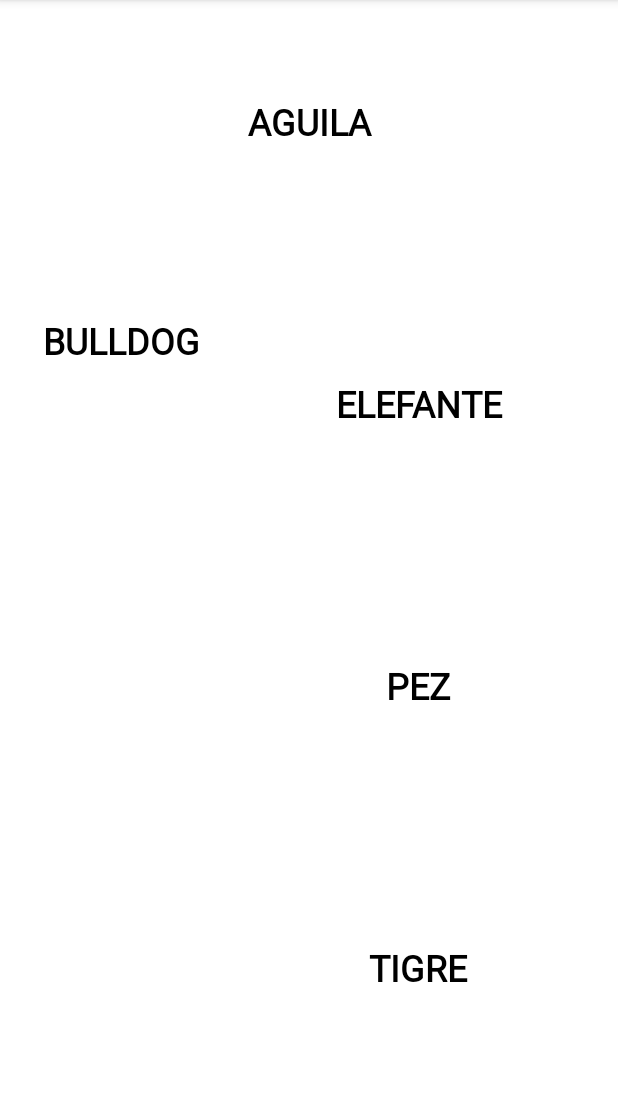
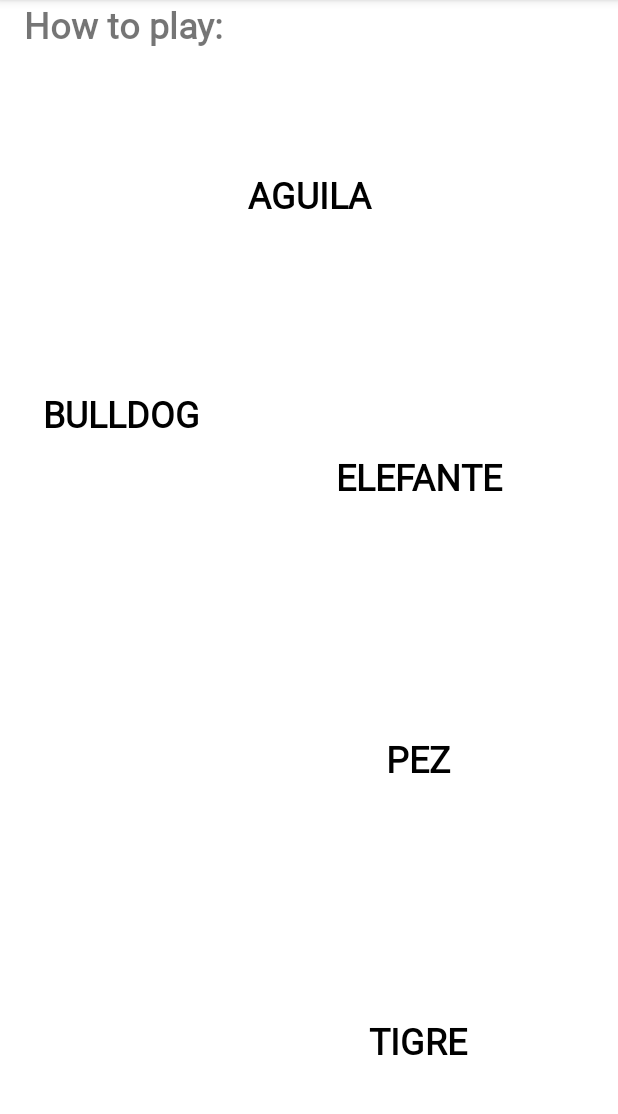
Before and after one commit to antorpo/compumovil_2021-1, an Android app: the screen it shows after launch (MainActivity), on a phone screen of 412 x 824 dp, the part 84-1198 px from its top. Run offline under Robolectric (Android 15) with nearby library versions, the phone set to English and light mode, and no system bars.

```diff
--- a/codelab_01/ColorMyViews/app/src/main/res/layout/activity_main.xml
+++ b/codelab_01/ColorMyViews/app/src/main/res/layout/activity_main.xml
@@ -6,6 +6,14 @@
     android:layout_width="match_parent"
     android:layout_height="match_parent"
     tools:context=".MainActivity">
+
+    <!--
+        Todas los Views en un ConstraintLayout necesitan tener constraints verticales y horizontales porque
+        de lo contrario la vista saltara hacia un lado del Layout Parent al no estar definida su alineacion
+        en alguno de los ejes con respecto a otro View, el Layout Parent o un Linea Guia.
+
+        https://developer.android.com/training/constraint-layout?hl=es-419
+    -->
 
     <TextView
         android:id="@+id/box_one_text"
@@ -16,11 +24,11 @@
         android:layout_marginTop="@dimen/margin_wide"
         android:layout_marginEnd="@dimen/margin_wide"
         android:fontFamily="@font/roboto"
+        android:gravity="bottom"
         android:text="@string/box_one"
         app:layout_constraintLeft_toLeftOf="parent"
         app:layout_constraintRight_toRightOf="parent"
-        app:layout_constraintTop_toTopOf="parent"
-        android:gravity="center" />
+        app:layout_constraintTop_toTopOf="parent" />
 
     <TextView
         android:id="@+id/box_two_text"
@@ -29,7 +37,7 @@
         android:layout_height="130dp"
         android:layout_marginStart="16dp"
         android:layout_marginTop="16dp"
-        android:gravity="center"
+        android:gravity="bottom"
         android:text="@string/box_two"
         app:layout_constraintStart_toStartOf="parent"
         app:layout_constraintTop_toBottomOf="@+id/box_one_text" />
@@ -42,12 +50,12 @@
         android:layout_height="130dp"
         android:layout_marginStart="@dimen/margin_wide"
         android:layout_marginEnd="@dimen/margin_wide"
+        android:gravity="bottom"
         android:text="@string/box_three"
         app:layout_constraintBottom_toTopOf="@+id/box_four_text"
         app:layout_constraintEnd_toEndOf="parent"
         app:layout_constraintStart_toEndOf="@+id/box_two_text"
-        app:layout_constraintTop_toTopOf="@+id/box_two_text"
-        android:gravity="center" />
+        app:layout_constraintTop_toTopOf="@+id/box_two_text" />
 
     <TextView
         android:id="@+id/box_four_text"
@@ -55,15 +63,15 @@
         android:layout_width="130dp"
         android:layout_height="130dp"
         android:layout_marginStart="@dimen/margin_wide"
+        android:layout_marginTop="@dimen/margin_wide"
         android:layout_marginEnd="@dimen/margin_wide"
-        android:layout_marginTop="@dimen/margin_wide"
         android:layout_marginBottom="@dimen/margin_wide"
+        android:gravity="bottom"
         android:text="@string/box_four"
         app:layout_constraintBottom_toTopOf="@+id/box_five_text"
         app:layout_constraintEnd_toEndOf="parent"
         app:layout_constraintStart_toEndOf="@+id/box_two_text"
-        app:layout_constraintTop_toBottomOf="@+id/box_three_text"
-        android:gravity="center" />
+        app:layout_constraintTop_toBottomOf="@+id/box_three_text" />
 
     <TextView
         android:id="@+id/box_five_text"
@@ -73,11 +81,23 @@
         android:layout_marginStart="@dimen/margin_wide"
         android:layout_marginEnd="@dimen/margin_wide"
         android:layout_marginBottom="16dp"
+        android:gravity="bottom"
         android:text="@string/box_five"
         app:layout_constraintBottom_toBottomOf="parent"
         app:layout_constraintEnd_toEndOf="parent"
         app:layout_constraintStart_toEndOf="@+id/box_two_text"
-        app:layout_constraintTop_toBottomOf="@+id/box_four_text"
-        android:gravity="center" />
+        app:layout_constraintTop_toBottomOf="@+id/box_four_text" />
+
+    <TextView
+        android:id="@+id/label_text"
+        android:layout_width="wrap_content"
+        android:layout_height="wrap_content"
+        android:layout_marginStart="@dimen/margin_wide"
+        android:fontFamily="@font/roboto"
+        android:text="@string/how_to_play"
+        android:textSize="24sp"
+        android:textStyle="bold"
+        app:layout_constraintStart_toStartOf="parent"
+        tools:layout_editor_absoluteY="335dp" />
 
 </androidx.constraintlayout.widget.ConstraintLayout>
--- a/codelab_01/ColorMyViews/app/src/main/res/values/strings.xml
+++ b/codelab_01/ColorMyViews/app/src/main/res/values/strings.xml
@@ -5,4 +5,5 @@
     <string name="box_three">ELEFANTE</string>
     <string name="box_four">PEZ</string>
     <string name="box_five">TIGRE</string>
+    <string name="how_to_play">How to play:</string>
 </resources>
```
Also changed, not shown: codelab_01/ColorMyViews/app/src/main/java/com/antorpo/colormyviews/MainActivity.kt (line endings or trailing spaces).
